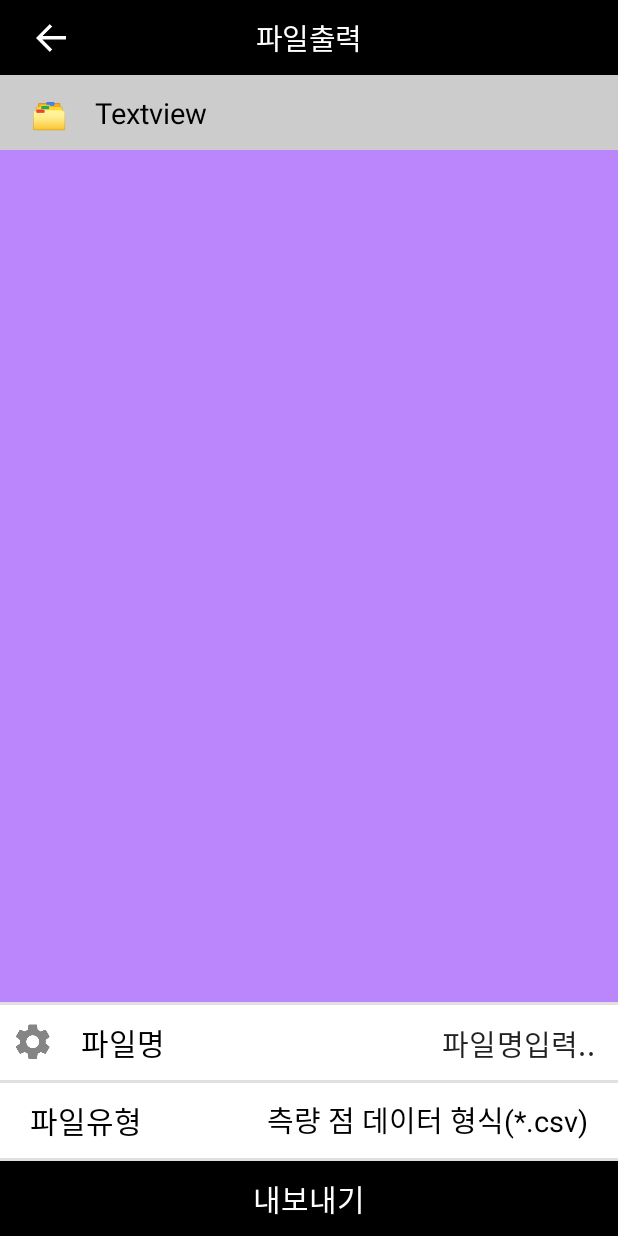
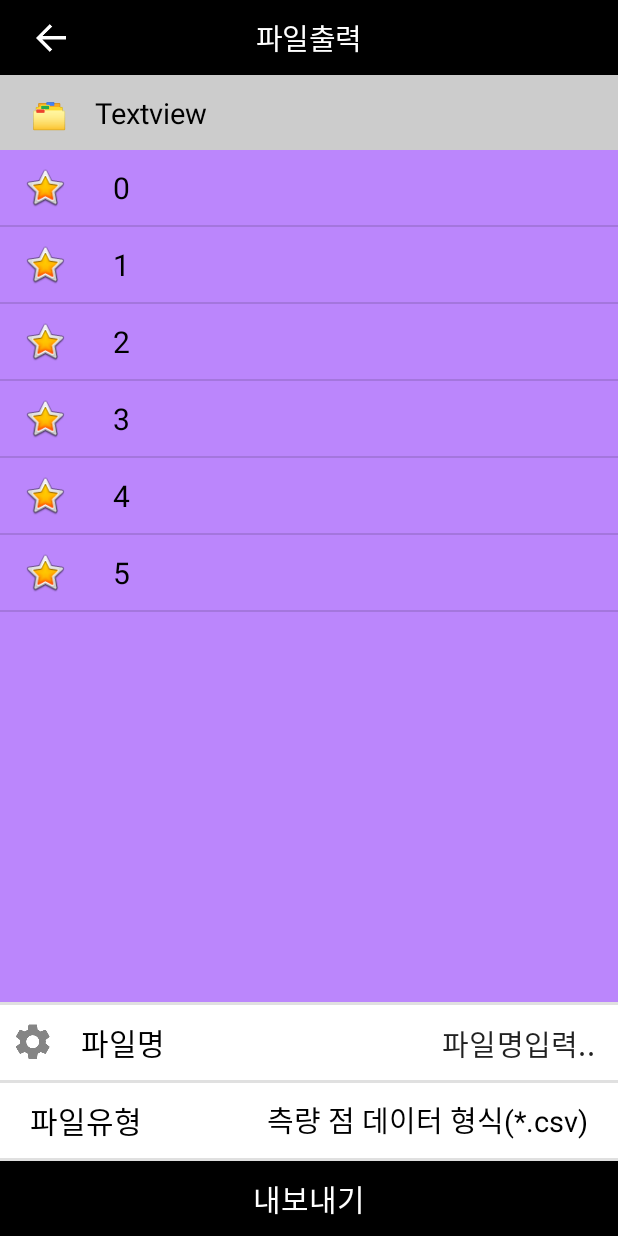
Before and after one commit to developer-caleb/gnss05, an Android app: the FileExportActivity screen opened directly, with no data from a screen before it, on a phone screen of 412 x 824 dp. Run offline under Robolectric (Android 15) with nearby library versions, the phone set to English and light mode, and no system bars; our stand-ins replace RxJava, data binding; libraries missing offline, so code that uses them is left out: io.reactivex.internal.

Commit message:
6.18 first commit second commit NaverMap.kt

```diff
--- a/app/src/main/java/kr/loplab/gnss05/FileExportActivity.kt
+++ b/app/src/main/java/kr/loplab/gnss05/FileExportActivity.kt
@@ -4,17 +4,22 @@ import androidx.appcompat.app.AppCompatActivity
 import android.os.Bundle
 import android.util.Log
 import android.view.View
+import io.reactivex.internal.util.ArrayListSupplier
 import kr.loplab.gnss02.ActivityBase
 import kr.loplab.gnss05.databinding.ActivityFileExportBinding
 
-class FileExportActivity : ActivityBase<ActivityFileExportBinding>() {
+class FileExportActivity : ActivityBase<ActivityFileExportBinding>(),  FiledirectoryRecyclerViewAdapter.RecyclerItemClickListener  {
     override val layoutResourceId: Int
         get() = R.layout.activity_file_export
 
     override fun init() {
+        var data = ArrayList<Array<String>>()
+        for(x in 0..5){
+            data.add(arrayOf("ddd", x.toString()))
+        }
         val adapter = FiledirectoryRecyclerViewAdapter(this, data)
         adapter.setClickListener(this)
-        recyclerView.adapter = adapter
+        viewBinding.recyclerview.adapter = adapter
     }
 
     override fun initListener() {
@@ -28,4 +33,8 @@ class FileExportActivity : ActivityBase<ActivityFileExportBinding>() {
     override fun initDatabinding() {
 
     }
+
+    override fun onItemClick(view: View?, position: Int) {
+        Log.d(TAG, "Recyclerview onItemClick: $position 클릭했음")
+    }
 }
--- a/app/src/main/java/kr/loplab/gnss05/FiledirectoryRecyclerViewAdapter.kt
+++ b/app/src/main/java/kr/loplab/gnss05/FiledirectoryRecyclerViewAdapter.kt
@@ -7,21 +7,21 @@ import android.view.ViewGroup
 import android.widget.TextView
 import androidx.recyclerview.widget.RecyclerView
 
-class FiledirectoryRecyclerViewAdapter internal constructor(context: Context?, data: Array<String>) :
+class FiledirectoryRecyclerViewAdapter internal constructor(context: Context?, data: ArrayList<Array<String>>) :
     RecyclerView.Adapter<FiledirectoryRecyclerViewAdapter.ViewHolder>() {
-    private val mData: Array<String>
+    private val mData: ArrayList<Array<String>>
     private val mInflater: LayoutInflater
     private var mClickListener: RecyclerItemClickListener? = null
 
     // inflates the cell layout from xml when needed
     override fun onCreateViewHolder(parent: ViewGroup, viewType: Int): ViewHolder {
-        val view = mInflater.inflate(R.layout.recyclerview_item, parent, false)
+        val view = mInflater.inflate(R.layout.recyclerview_listitem, parent, false)
         return ViewHolder(view)
     }
 
     // binds the data to the TextView in each cell
     override fun onBindViewHolder(holder: ViewHolder, position: Int) {
-        holder.myTextView.text = mData[position]
+        holder.myTextView.text = mData[position][1]
     }
 
     // total number of cells
@@ -38,14 +38,14 @@ class FiledirectoryRecyclerViewAdapter internal constructor(context: Context?, d
         }
 
         init {
-            myTextView = itemView.findViewById(R.id.info_text)
+            myTextView = itemView.findViewById(R.id.list_text2)
             itemView.setOnClickListener(this)
         }
     }
 
     // convenience method for getting data at click position
     fun getItem(id: Int): String {
-        return mData[id]
+        return mData[id][1]
     }
 
     // allows clicks events to be caught
--- a/app/src/main/res/layout/activity_file_export.xml
+++ b/app/src/main/res/layout/activity_file_export.xml
@@ -38,14 +38,16 @@
 
     </LinearLayout>
 
+
     <androidx.recyclerview.widget.RecyclerView
+        android:id="@+id/recyclerview"
         android:layout_width="match_parent"
         android:layout_height="wrap_content"
         android:layout_weight="1"
-        android:background="@color/purple_200" />
-
-
-
+        android:background="@color/purple_200"
+        app:layoutManager="androidx.recyclerview.widget.LinearLayoutManager"
+        tools:listitem="@layout/recyclerview_listitem"
+        />
 
     <View
         android:id="@+id/divider4"
--- a/app/src/main/res/layout/activity_main.xml
+++ b/app/src/main/res/layout/activity_main.xml
@@ -15,6 +15,7 @@
         app:layout_constraintEnd_toEndOf="parent"
         app:layout_constraintStart_toStartOf="parent"
         app:layout_constraintTop_toTopOf="parent"
+        tools:listitem="@layout/recyclerview_item"
         app:spanCount="5" />
 
 
--- a/app/src/main/res/layout/dialog1.xml
+++ b/app/src/main/res/layout/dialog1.xml
@@ -100,7 +100,6 @@
         android:layout_height="wrap_content"
         android:background="#C6FFA8"
         app:layoutManager="androidx.recyclerview.widget.LinearLayoutManager"
-        tools:itemCount="5"
         tools:listitem="@layout/recyclerview_checkitem"
 
         />
```
